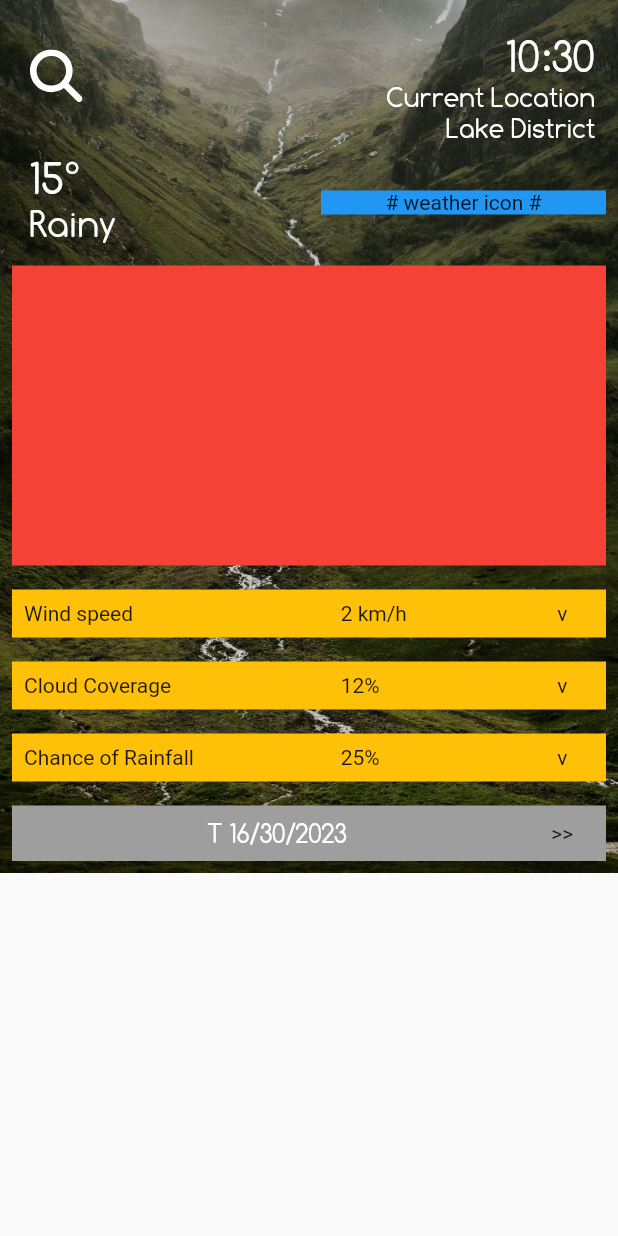
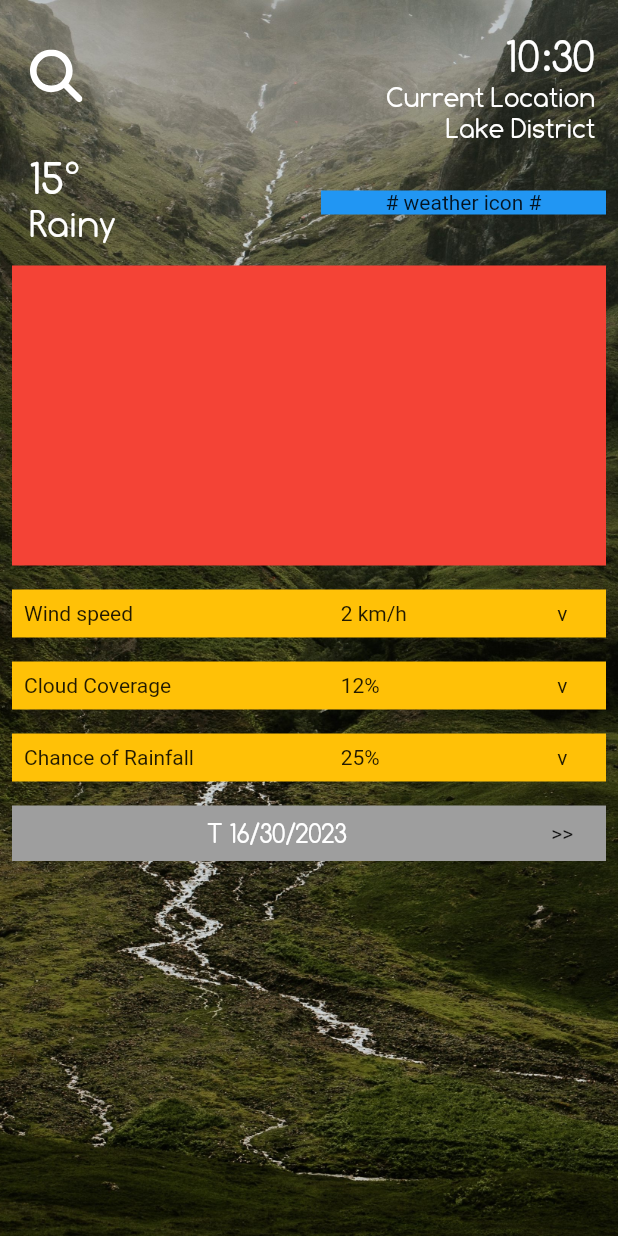
Before and after one commit to Avanta8/WeHike, a Flutter app: the screen it shows after launch, on a phone screen of 412 x 824 dp. Run offline on Flutter 3.47's test engine with Material 2 defaults, Android fonts, the light colour scheme and no system bars; our stand-ins replace flutter_svg.

Commit message:
Make image cover full screen

```diff
--- a/we_hike/lib/homelayout/main.dart
+++ b/we_hike/lib/homelayout/main.dart
@@ -35,6 +35,8 @@ class Layout extends StatelessWidget {
   Widget build(BuildContext context) {
     return Scaffold(
       body: Container(
+        width: MediaQuery.of(context).size.width,
+        height: MediaQuery.of(context).size.height,
         decoration: const BoxDecoration(
           image: DecorationImage(
             image: AssetImage('assets/hills.jpg'),
```
